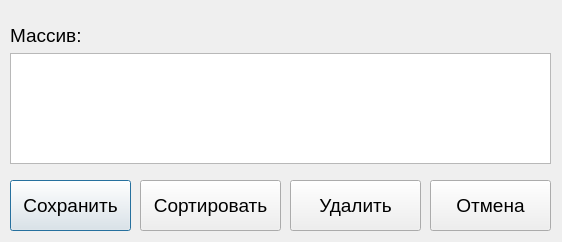
Above: src/Application/EditArrayWindow.ui from KorablikDimak/RPS before the change. Below: the same form after it.
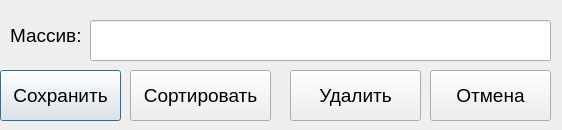
That is the form after the change.

Diff of the .ui file:
```diff
--- a/src/Application/EditArrayWindow.ui
+++ b/src/Application/EditArrayWindow.ui
@@ -7,7 +7,7 @@
     <x>0</x>
     <y>0</y>
     <width>562</width>
-    <height>242</height>
+    <height>130</height>
    </rect>
   </property>
   <property name="windowTitle">
@@ -16,21 +16,6 @@
   <property name="modal">
    <bool>true</bool>
   </property>
-  <widget class="QTextEdit" name="ArrayEdit">
-   <property name="geometry">
-    <rect>
-     <x>10</x>
-     <y>53</y>
-     <width>541</width>
-     <height>111</height>
-    </rect>
-   </property>
-   <property name="font">
-    <font>
-     <pointsize>12</pointsize>
-    </font>
-   </property>
-  </widget>
   <widget class="QLabel" name="LabelArray">
    <property name="geometry">
     <rect>
@@ -52,8 +37,8 @@
   <widget class="QPushButton" name="SaveButton">
    <property name="geometry">
     <rect>
-     <x>10</x>
-     <y>180</y>
+     <x>0</x>
+     <y>70</y>
      <width>121</width>
      <height>51</height>
     </rect>
@@ -71,7 +56,7 @@
    <property name="geometry">
     <rect>
      <x>430</x>
-     <y>180</y>
+     <y>70</y>
      <width>121</width>
      <height>51</height>
     </rect>
@@ -88,8 +73,8 @@
   <widget class="QPushButton" name="SortButton">
    <property name="geometry">
     <rect>
-     <x>140</x>
-     <y>180</y>
+     <x>130</x>
+     <y>70</y>
      <width>141</width>
      <height>51</height>
     </rect>
@@ -107,7 +92,7 @@
    <property name="geometry">
     <rect>
      <x>290</x>
-     <y>180</y>
+     <y>70</y>
      <width>131</width>
      <height>51</height>
     </rect>
@@ -121,6 +106,21 @@
     <string>Удалить</string>
    </property>
   </widget>
+  <widget class="QLineEdit" name="lineEdit">
+   <property name="geometry">
+    <rect>
+     <x>90</x>
+     <y>20</y>
+     <width>461</width>
+     <height>41</height>
+    </rect>
+   </property>
+   <property name="font">
+    <font>
+     <pointsize>14</pointsize>
+    </font>
+   </property>
+  </widget>
  </widget>
  <resources/>
  <connections/>
```
